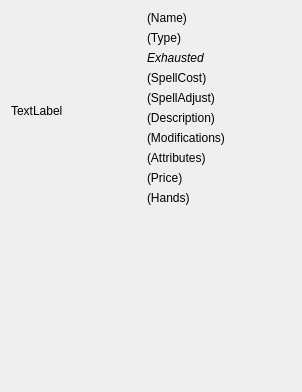
Above: arkhorclient/gui/gameobjectwidget.ui from kingnak/arkhor before the change. Below: the same form after it.
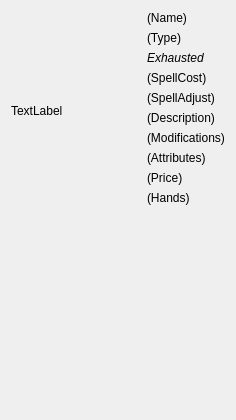
That is the form after the change.

```diff
--- a/arkhorclient/gui/gameobjectwidget.ui
+++ b/arkhorclient/gui/gameobjectwidget.ui
@@ -6,8 +6,8 @@
    <rect>
     <x>0</x>
     <y>0</y>
-    <width>302</width>
-    <height>392</height>
+    <width>228</width>
+    <height>420</height>
    </rect>
   </property>
   <property name="windowTitle">
```
